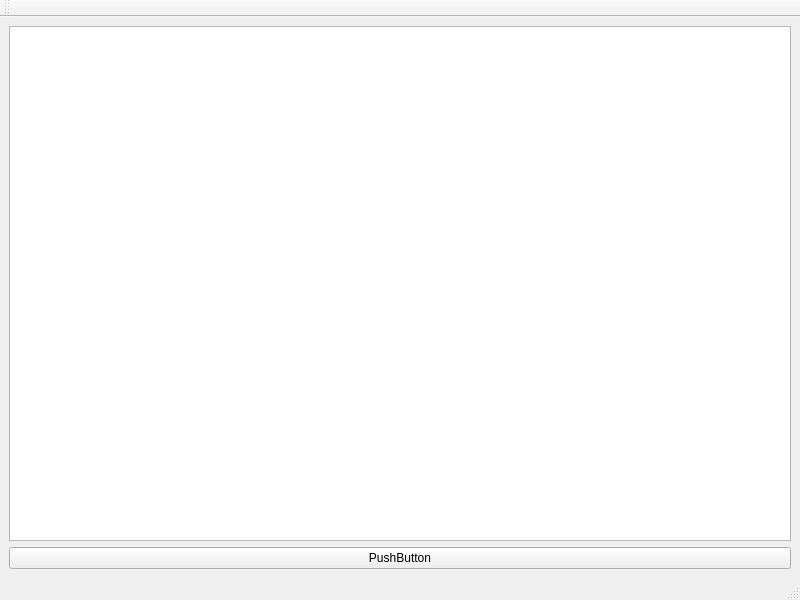
Qt form mainwindow.ui (pikkutimo/QT_Countries) before a commit.
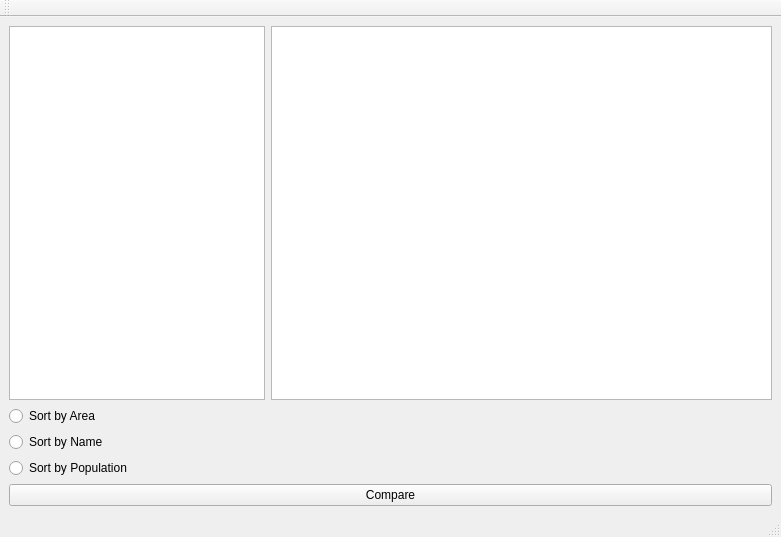
The same form after that commit.

Patch:
```diff
--- a/mainwindow.ui
+++ b/mainwindow.ui
@@ -6,29 +6,68 @@
    <rect>
     <x>0</x>
     <y>0</y>
-    <width>800</width>
-    <height>600</height>
+    <width>781</width>
+    <height>537</height>
    </rect>
   </property>
   <property name="windowTitle">
-   <string>MainWindow</string>
+   <string>Countries of the World</string>
+  </property>
+  <property name="toolButtonStyle">
+   <enum>Qt::ToolButtonIconOnly</enum>
   </property>
   <widget class="QWidget" name="centralwidget">
    <layout class="QGridLayout" name="gridLayout_2">
-    <item row="0" column="0">
+    <item row="2" column="1">
+     <widget class="QPushButton" name="pushButton">
+      <property name="text">
+       <string>Compare</string>
+      </property>
+     </widget>
+    </item>
+    <item row="0" column="1">
      <layout class="QGridLayout" name="gridLayout">
-      <item row="1" column="0">
-       <widget class="QPushButton" name="pushButton">
+      <item row="4" column="0" colspan="2">
+       <widget class="QRadioButton" name="sortAlphabeticallyButton">
         <property name="text">
-         <string>PushButton</string>
+         <string>Sort by Name</string>
         </property>
        </widget>
       </item>
-      <item row="0" column="0">
-       <widget class="QListView" name="listView"/>
+      <item row="3" column="0" colspan="2">
+       <widget class="QRadioButton" name="sortByAreaButton">
+        <property name="text">
+         <string>Sort by Area</string>
+        </property>
+       </widget>
+      </item>
+      <item row="0" column="0" colspan="2">
+       <widget class="QListView" name="listView">
+        <property name="font">
+         <font>
+          <pointsize>16</pointsize>
+         </font>
+        </property>
+       </widget>
+      </item>
+      <item row="0" column="2">
+       <widget class="QListView" name="countryListView">
+        <property name="font">
+         <font>
+          <pointsize>16</pointsize>
+         </font>
+        </property>
+       </widget>
       </item>
      </layout>
     </item>
+    <item row="1" column="1">
+     <widget class="QRadioButton" name="sortByPopulationButton">
+      <property name="text">
+       <string>Sort by Population</string>
+      </property>
+     </widget>
+    </item>
    </layout>
   </widget>
   <widget class="QMenuBar" name="menubar">
```
Left out of the diff: 10 changed lines with no effect on the pictures.
